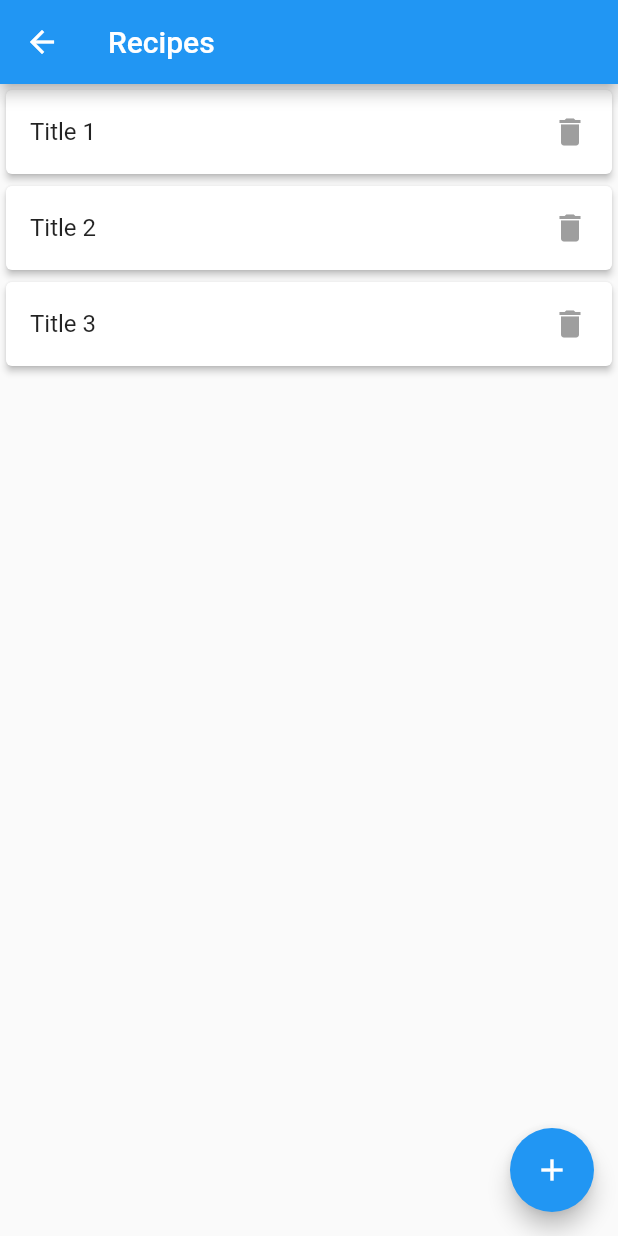
After one commit to FaizIkhwan/flutter-recipe-app, a Flutter app: the RecipeListScreen screen opened directly, after a tap on the "delete" icon, on a phone screen of 412 x 824 dp. The commit adds this screen. Run offline on Flutter 3.47's test engine with Material 2 defaults, Android fonts, the phone set to English and light mode, and no system bars.

Commit message:
[] add recipe list screen

```diff
--- a/recipe_app/lib/login_screen.dart
+++ b/recipe_app/lib/login_screen.dart
@@ -1,4 +1,5 @@
 import 'package:flutter/material.dart';
+import 'package:recipe_app/recipe_list_screen.dart';
 import 'dart:async';
 import 'dart:convert';
 
@@ -89,6 +90,9 @@ class _LoginScreenState extends State<LoginScreen> {
   }
 
   Future<void> login(String email, String password) async {
-
+    Navigator.push(
+      context,
+      MaterialPageRoute(builder: (context) => RecipeListScreen()),
+    );
   }
 }
--- /dev/null
+++ b/recipe_app/lib/recipe_list_screen.dart
@@ -0,0 +1,121 @@
+import 'package:flutter/material.dart';
+import 'dart:async';
+import 'package:recipe_app/recipe_model.dart';
+
+class RecipeListScreen extends StatefulWidget {
+  @override
+  State<StatefulWidget> createState() {
+    return RecipeListScreenState();
+  }
+}
+
+class RecipeListScreenState extends State<RecipeListScreen> {
+  // DatabaseHelper databaseHelper = DatabaseHelper();
+  List<RecipeModel> recipeList;
+  int count = 0;
+
+  @override
+  Widget build(BuildContext context) {
+    if (recipeList == null) {
+      recipeList = List<RecipeModel>();
+      updateListView();
+    }
+    return Scaffold(
+      appBar: AppBar(
+        title: Text("Recipes"),
+      ),
+      body: getNoteListView(),
+      floatingActionButton: FloatingActionButton(
+        onPressed: () {
+          // navigateToNoteDetail(Note("", "", 2), "Add Note");
+        },
+        tooltip: "Add Recipe",
+        child: Icon(Icons.add),
+      ),
+    );
+  } // build method
+
+  ListView getNoteListView() {
+    TextStyle titleStyle = Theme.of(context).textTheme.subhead;
+
+    return ListView.builder(
+      itemCount: count,
+      itemBuilder: (BuildContext context, int position) {
+        return Card(
+          //card layout
+          color: Colors.white,
+          elevation: 2.0,
+          child: ListTile(
+            title: Text(this.recipeList[position].title, style: titleStyle),
+            trailing: GestureDetector(
+              child: Icon(
+                Icons.delete,
+                color: Colors.grey,
+              ),
+              onTap: () {
+                _delete(context, recipeList[position]);
+              },
+            ),
+            onTap: () {
+              navigateToRecipeDetail(this.recipeList[position], "Edit Recipe");
+            },
+          ),
+        );
+      },
+    );
+  }
+
+  void _delete(BuildContext context, RecipeModel recipe) async {
+    // int result = await databaseHelper.deleteNote(note.id);
+    // if (result != 0) {
+    //   // successfull delete
+    //   _showSnackBar(context, "Note Deleted Succesfully");
+    //   updateListView();
+    // }
+  }
+
+  void _showSnackBar(BuildContext context, String message) {
+    final snackBar = SnackBar(content: Text(message));
+    Scaffold.of(context).showSnackBar(snackBar);
+  }
+
+  void navigateToRecipeDetail(RecipeModel recipe, String title) async {
+    // bool result = await Navigator.push(context, MaterialPageRoute(builder: (context) {
+    //   return NoteDetail(note, title);
+    // }));
+    // if (result == true) {
+    //   updateListView();
+    // }
+  }
+
+  void updateListView() {
+    // final Future<Database> dbFuture = databaseHelper.initializeDatabase();
+    // dbFuture.then((database) {
+    //   Future<List<Note>> noteListFuture = databaseHelper.getNoteList();
+    //   // lepas habis statement atas, baru buat 'then'
+    //   noteListFuture.then((noteList) {
+    //     setState(() {
+    //       this.recipeList = noteList;
+    //       this.count = noteList.length;
+    //     });
+    //   });
+    // });
+
+    this.recipeList.add(RecipeModel(
+      title: "Title 1",
+      instruction: "Instruction 1",
+      image: "Image 1",
+    ));
+    this.recipeList.add(RecipeModel(
+      title: "Title 2",
+      instruction: "Instruction 2",
+      image: "Image 2",
+    ));
+    this.recipeList.add(RecipeModel(
+      title: "Title 3",
+      instruction: "Instruction 3",
+      image: "Image 3",
+    ));
+    this.count = recipeList.length;
+  }
+}
--- /dev/null
+++ b/recipe_app/lib/recipe_model.dart
@@ -0,0 +1,21 @@
+class RecipeModel {
+  String title;
+  String instruction;
+  String image;
+
+  RecipeModel({this.title, this.instruction, this.image});
+
+  RecipeModel.fromJson(Map<String, dynamic> json) {
+    title = json['title'];
+    instruction = json['instruction'];
+    image = json['image'];
+  }
+
+  Map<String, dynamic> toJson() {
+    final Map<String, dynamic> data = new Map<String, dynamic>();
+    data['title'] = this.title;
+    data['instruction'] = this.instruction;
+    data['image'] = this.image;
+    return data;
+  }
+}
```
